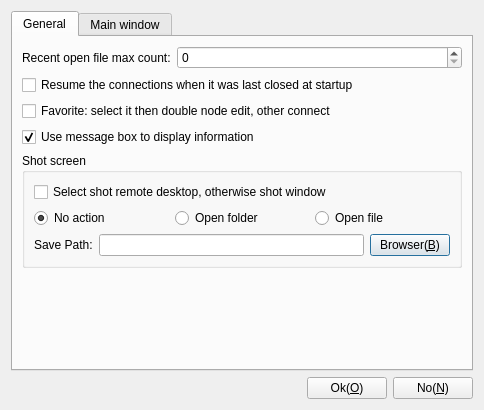
KangLin/RabbitRemoteControl, file App/Client/ParameterDlgSettings.ui: the form before one commit.
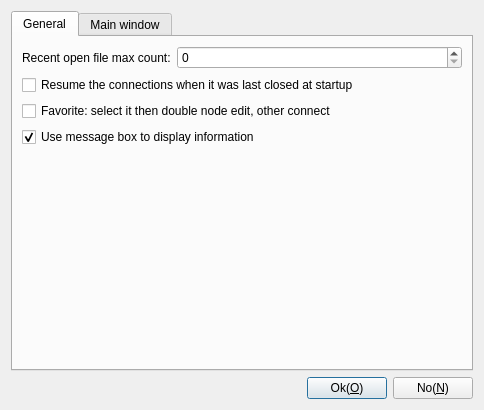
The form after the commit. Icons and pictures are not drawn.

```diff
--- a/App/Client/ParameterDlgSettings.ui
+++ b/App/Client/ParameterDlgSettings.ui
@@ -35,19 +35,6 @@
        <string>General</string>
       </attribute>
       <layout class="QGridLayout" name="gridLayout_6">
-       <item row="5" column="0">
-        <spacer name="verticalSpacer">
-         <property name="orientation">
-          <enum>Qt::Vertical</enum>
-         </property>
-         <property name="sizeHint" stdset="0">
-          <size>
-           <width>20</width>
-           <height>40</height>
-          </size>
-         </property>
-        </spacer>
-       </item>
        <item row="2" column="0">
         <widget class="QCheckBox" name="cbFavoriteDoubleEdit">
          <property name="text">
@@ -55,6 +42,36 @@
          </property>
         </widget>
        </item>
+       <item row="3" column="0">
+        <widget class="QCheckBox" name="cbMessageBoxDisplayInfo">
+         <property name="text">
+          <string>Use message box to display information</string>
+         </property>
+         <property name="checked">
+          <bool>true</bool>
+         </property>
+        </widget>
+       </item>
+       <item row="4" column="0">
+        <spacer name="verticalSpacer">
+         <property name="orientation">
+          <enum>Qt::Orientation::Vertical</enum>
+         </property>
+         <property name="sizeHint" stdset="0">
+          <size>
+           <width>20</width>
+           <height>40</height>
+          </size>
+         </property>
+        </spacer>
+       </item>
+       <item row="1" column="0">
+        <widget class="QCheckBox" name="cbResumLasterClose">
+         <property name="text">
+          <string>Resume the connections when it was last closed at startup</string>
+         </property>
+        </widget>
+       </item>
        <item row="0" column="0">
         <layout class="QHBoxLayout" name="horizontalLayout_2">
          <item>
@@ -79,112 +96,6 @@
          </item>
         </layout>
        </item>
-       <item row="4" column="0">
-        <widget class="QGroupBox" name="groupBox">
-         <property name="title">
-          <string>Shot screen</string>
-         </property>
-         <layout class="QGridLayout" name="gridLayout_4">
-          <item row="0" column="0">
-           <widget class="QCheckBox" name="cbShotRemoteDesktop">
-            <property name="sizePolicy">
-             <sizepolicy hsizetype="Preferred" vsizetype="Preferred">
-              <horstretch>0</horstretch>
-              <verstretch>0</verstretch>
-             </sizepolicy>
-            </property>
-            <property name="text">
-             <string>Select shot remote desktop, otherwise shot window</string>
-            </property>
-           </widget>
-          </item>
-          <item row="1" column="0">
-           <layout class="QHBoxLayout" name="horizontalLayout_6">
-            <item>
-             <widget class="QRadioButton" name="rbShotScreenNoAction">
-              <property name="sizePolicy">
-               <sizepolicy hsizetype="Preferred" vsizetype="Preferred">
-                <horstretch>0</horstretch>
-                <verstretch>0</verstretch>
-               </sizepolicy>
-              </property>
-              <property name="text">
-               <string>No action</string>
-              </property>
-              <property name="checked">
-               <bool>true</bool>
-              </property>
-             </widget>
-            </item>
-            <item>
-             <widget class="QRadioButton" name="rbShotScreenOpenFolder">
-              <property name="sizePolicy">
-               <sizepolicy hsizetype="Preferred" vsizetype="Preferred">
-                <horstretch>0</horstretch>
-                <verstretch>0</verstretch>
-               </sizepolicy>
-              </property>
-              <property name="text">
-               <string>Open folder</string>
-              </property>
-             </widget>
-            </item>
-            <item>
-             <widget class="QRadioButton" name="rbShotScreenOpenFile">
-              <property name="sizePolicy">
-               <sizepolicy hsizetype="Preferred" vsizetype="Preferred">
-                <horstretch>0</horstretch>
-                <verstretch>0</verstretch>
-               </sizepolicy>
-              </property>
-              <property name="text">
-               <string>Open file</string>
-              </property>
-             </widget>
-            </item>
-           </layout>
-          </item>
-          <item row="2" column="0">
-           <layout class="QHBoxLayout" name="horizontalLayout_7">
-            <item>
-             <widget class="QLabel" name="label_4">
-              <property name="text">
-               <string>Save Path:</string>
-              </property>
-             </widget>
-            </item>
-            <item>
-             <widget class="QLineEdit" name="leShotScreenSavepath"/>
-            </item>
-            <item>
-             <widget class="QPushButton" name="pbScreenShotBrowser">
-              <property name="text">
-               <string>Browser(&amp;B)</string>
-              </property>
-             </widget>
-            </item>
-           </layout>
-          </item>
-         </layout>
-        </widget>
-       </item>
-       <item row="1" column="0">
-        <widget class="QCheckBox" name="cbResumLasterClose">
-         <property name="text">
-          <string>Resume the connections when it was last closed at startup</string>
-         </property>
-        </widget>
-       </item>
-       <item row="3" column="0">
-        <widget class="QCheckBox" name="cbMessageBoxDisplayInfo">
-         <property name="text">
-          <string>Use message box to display information</string>
-         </property>
-         <property name="checked">
-          <bool>true</bool>
-         </property>
-        </widget>
-       </item>
       </layout>
      </widget>
      <widget class="QWidget" name="tab">
```
Left out of the diff: 13 changed lines with no effect on the pictures.
